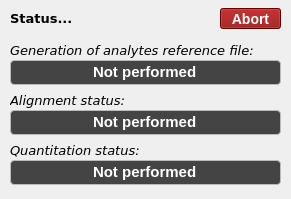
The window that sweet_suite/gui/qtdesigner_files/batch_status.ui (stainawarijar/SweetSuite) describes before a commit, drawn with Qt 5.
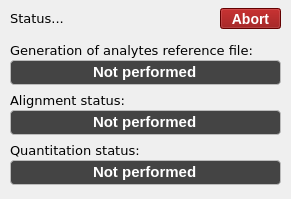
The same window after the commit.

```diff
--- a/sweet_suite/gui/qtdesigner_files/batch_status.ui
+++ b/sweet_suite/gui/qtdesigner_files/batch_status.ui
@@ -65,8 +65,8 @@
     <font>
      <family>DejaVu Sans</family>
      <pointsize>10</pointsize>
-     <weight>75</weight>
-     <bold>true</bold>
+     <weight>50</weight>
+     <bold>false</bold>
     </font>
    </property>
    <property name="styleSheet">
@@ -111,7 +111,7 @@
     <font>
      <family>DejaVu Sans</family>
      <pointsize>10</pointsize>
-     <italic>true</italic>
+     <italic>false</italic>
     </font>
    </property>
    <property name="styleSheet">
@@ -154,7 +154,7 @@
     <font>
      <family>DejaVu Sans</family>
      <pointsize>10</pointsize>
-     <italic>true</italic>
+     <italic>false</italic>
     </font>
    </property>
    <property name="styleSheet">
@@ -177,7 +177,7 @@
     <font>
      <family>DejaVu Sans</family>
      <pointsize>10</pointsize>
-     <italic>true</italic>
+     <italic>false</italic>
     </font>
    </property>
    <property name="styleSheet">
```
